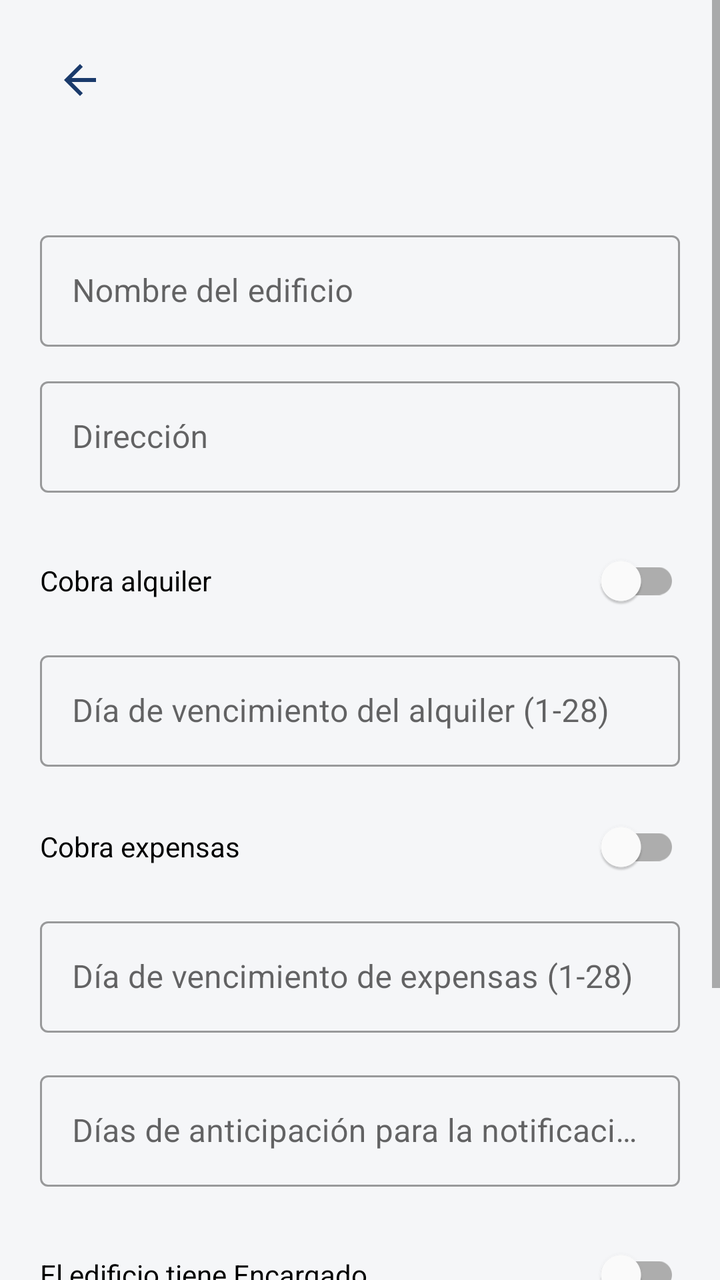
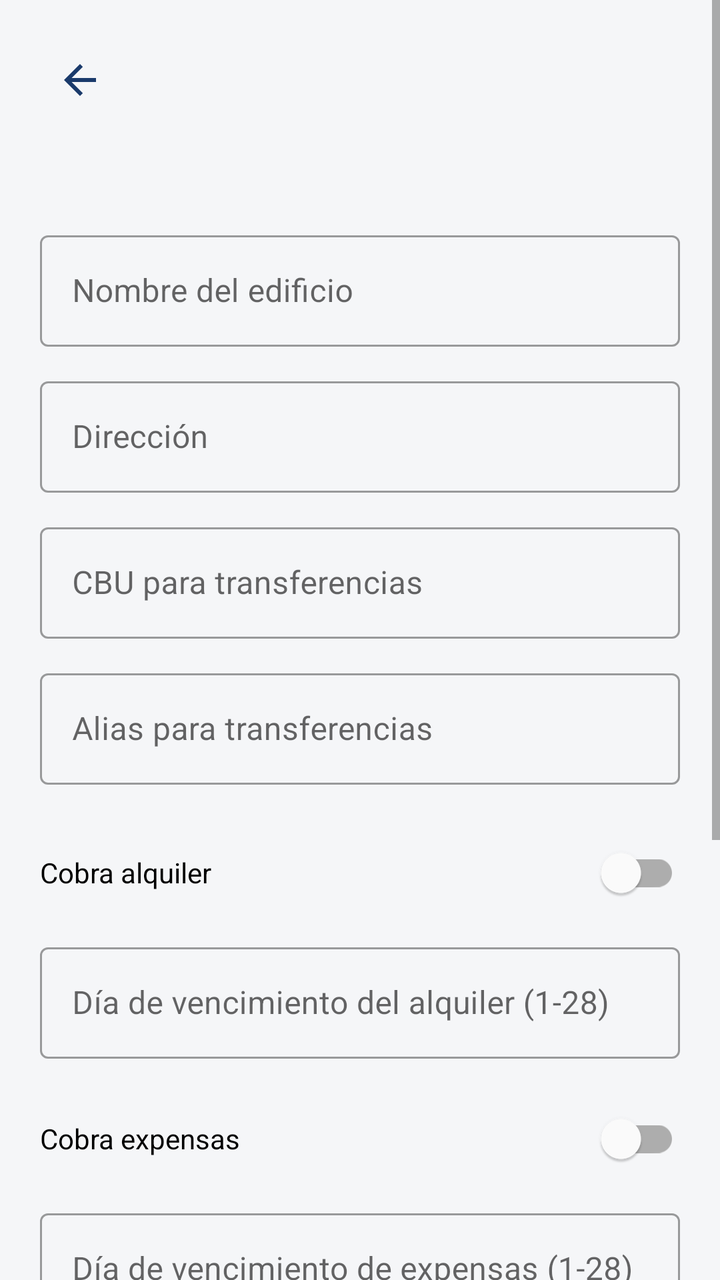

Two renders of the same Android screen: before a commit and after it. Below are the layout's source before the change and the commit's diff.
<!-- AndroidManifest.xml: application theme Theme.ConsorcioTransparente -->
<!-- res/layout/activity_building_config.xml -->
<?xml version="1.0" encoding="utf-8"?>
<ScrollView xmlns:android="http://schemas.android.com/apk/res/android"
    android:layout_width="match_parent"
    android:layout_height="match_parent"
    android:background="@color/background"
    android:fillViewport="true">

    <LinearLayout
        android:layout_width="match_parent"
        android:layout_height="wrap_content"
        android:orientation="vertical"
        android:padding="20dp">

        <ImageButton
            android:id="@+id/buttonBack"
            android:layout_width="40dp"
            android:layout_height="40dp"
            android:layout_gravity="start"
            android:layout_marginBottom="8dp"
            android:background="?attr/selectableItemBackgroundBorderless"
            android:contentDescription="@string/back"
            android:src="@drawable/ic_back"
            android:tint="@color/navy" />

        <TextView
            android:id="@+id/textTitle"
            android:layout_width="wrap_content"
            android:layout_height="wrap_content"
            android:textColor="@color/navy"
            android:textSize="18sp"
            android:textStyle="bold" />

        <com.google.android.material.textfield.TextInputLayout
            android:layout_width="match_parent"
            android:layout_height="wrap_content"
            android:layout_marginTop="20dp"
            style="@style/Widget.MaterialComponents.TextInputLayout.OutlinedBox">

            <com.google.android.material.textfield.TextInputEditText
                android:id="@+id/inputName"
                android:layout_width="match_parent"
                android:layout_height="wrap_content"
                android:hint="@string/building_name_hint" />
        </com.google.android.material.textfield.TextInputLayout>

        <com.google.android.material.textfield.TextInputLayout
            android:layout_width="match_parent"
            android:layout_height="wrap_content"
            android:layout_marginTop="12dp"
            style="@style/Widget.MaterialComponents.TextInputLayout.OutlinedBox">

            <com.google.android.material.textfield.TextInputEditText
                android:id="@+id/inputAddress"
                android:layout_width="match_parent"
                android:layout_height="wrap_content"
                android:hint="@string/building_address_hint" />
        </com.google.android.material.textfield.TextInputLayout>

        <com.google.android.material.switchmaterial.SwitchMaterial
            android:id="@+id/switchChargesRent"
            android:layout_width="match_parent"
            android:layout_height="wrap_content"
            android:layout_marginTop="20dp"
            android:text="@string/building_charges_rent" />

        <com.google.android.material.textfield.TextInputLayout
            android:layout_width="match_parent"
            android:layout_height="wrap_content"
            android:layout_marginTop="8dp"
            style="@style/Widget.MaterialComponents.TextInputLayout.OutlinedBox">

            <com.google.android.material.textfield.TextInputEditText
                android:id="@+id/inputRentDueDay"
                android:layout_width="match_parent"
                android:layout_height="wrap_content"
                android:hint="@string/building_rent_due_day"
                android:inputType="number" />
        </com.google.android.material.textfield.TextInputLayout>

        <com.google.android.material.switchmaterial.SwitchMaterial
            android:id="@+id/switchChargesExpenses"
            android:layout_width="match_parent"
            android:layout_height="wrap_content"
            android:layout_marginTop="16dp"
            android:text="@string/building_charges_expenses" />

        <com.google.android.material.textfield.TextInputLayout
            android:layout_width="match_parent"
            android:layout_height="wrap_content"
            android:layout_marginTop="8dp"
            style="@style/Widget.MaterialComponents.TextInputLayout.OutlinedBox">

            <com.google.android.material.textfield.TextInputEditText
                android:id="@+id/inputExpensesDueDay"
                android:layout_width="match_parent"
                android:layout_height="wrap_content"
                android:hint="@string/building_expenses_due_day"
                android:inputType="number" />
        </com.google.android.material.textfield.TextInputLayout>

        <com.google.android.material.textfield.TextInputLayout
            android:layout_width="match_parent"
            android:layout_height="wrap_content"
            android:layout_marginTop="16dp"
            style="@style/Widget.MaterialComponents.TextInputLayout.OutlinedBox">

            <com.google.android.material.textfield.TextInputEditText
                android:id="@+id/inputReminderDays"
                android:layout_width="match_parent"
                android:layout_height="wrap_content"
                android:hint="@string/building_reminder_days"
                android:inputType="number" />
        </com.google.android.material.textfield.TextInputLayout>

        <com.google.android.material.switchmaterial.SwitchMaterial
            android:id="@+id/switchHasEncargado"
            android:layout_width="match_parent"
            android:layout_height="wrap_content"
            android:layout_marginTop="20dp"
            android:text="@string/building_has_encargado" />

        <com.google.android.material.textfield.TextInputLayout
            android:layout_width="match_parent"
            android:layout_height="wrap_content"
            android:layout_marginTop="16dp"
            style="@style/Widget.MaterialComponents.TextInputLayout.OutlinedBox">

            <com.google.android.material.textfield.TextInputEditText
                android:id="@+id/inputAmenities"
                android:layout_width="match_parent"
                android:layout_height="wrap_content"
                android:hint="@string/building_amenities_hint" />
        </com.google.android.material.textfield.TextInputLayout>

        <ProgressBar
            android:id="@+id/progressBar"
            android:layout_width="wrap_content"
            android:layout_height="wrap_content"
            android:layout_marginTop="16dp"
            android:layout_gravity="center"
            android:visibility="gone" />

        <TextView
            android:id="@+id/textError"
            android:layout_width="match_parent"
            android:layout_height="wrap_content"
            android:layout_marginTop="8dp"
            android:textColor="@color/tag_red_fg"
            android:textSize="12sp"
            android:visibility="gone" />

        <Button
            android:id="@+id/buttonSave"
            android:layout_width="match_parent"
            android:layout_height="wrap_content"
            android:layout_marginTop="16dp"
            android:backgroundTint="@color/navy"
            android:paddingVertical="12dp"
            android:textAllCaps="false" />

    </LinearLayout>
</ScrollView>
<!-- resources referenced by this layout -->
<resources>
  <color name="background">#F5F6F8</color>
  <color name="navy">#1A3A6B</color>
  <color name="tag_red_fg">#991B1B</color>
  <!-- drawable ic_back (drawable) -->
  <?xml version="1.0" encoding="utf-8"?>
  <vector xmlns:android="http://schemas.android.com/apk/res/android"
      android:width="24dp"
      android:height="24dp"
      android:viewportWidth="24"
      android:viewportHeight="24">
      <path
          android:fillColor="#FF000000"
          android:pathData="M20,11H7.83l5.59,-5.59L12,4l-8,8 8,8 1.41,-1.41L7.83,13H20v-2z" />
  </vector>
  <string name="back">Volver</string>
  <string name="building_address_hint">Dirección</string>
  <string name="building_amenities_hint">Espacios comunes, separados por coma (ej. SUM, Parrilla)</string>
  <string name="building_charges_expenses">Cobra expensas</string>
  <string name="building_charges_rent">Cobra alquiler</string>
  <string name="building_expenses_due_day">Día de vencimiento de expensas (1-28)</string>
  <string name="building_has_encargado">El edificio tiene Encargado</string>
  <string name="building_name_hint">Nombre del edificio</string>
  <string name="building_reminder_days">Días de anticipación para la notificación</string>
  <string name="building_rent_due_day">Día de vencimiento del alquiler (1-28)</string>
  <style name="Theme.ConsorcioTransparente" parent="Theme.MaterialComponents.Light.NoActionBar">
          <item name="colorPrimary">@color/navy</item>
          <item name="colorPrimaryDark">@color/navy_dark</item>
          <item name="colorAccent">@color/blue_accent</item>
          <item name="android:windowBackground">@color/background</item>
          <item name="android:statusBarColor" tools:targetApi="l">@color/navy</item>
          <item name="colorTextSecondary">@color/text_secondary</item>
      </style>
  <color name="navy_dark">#0F2647</color>
  <color name="blue_accent">#3B82F6</color>
  <color name="text_secondary">#6B7280</color>
</resources>

<!-- the commit's change to res/layout/activity_building_config.xml (unified diff, before → after) -->
@@ -54,6 +54,33 @@
                 android:layout_width="match_parent"
                 android:layout_height="wrap_content"
                 android:hint="@string/building_address_hint" />
+        </com.google.android.material.textfield.TextInputLayout>
+
+        <com.google.android.material.textfield.TextInputLayout
+            android:layout_width="match_parent"
+            android:layout_height="wrap_content"
+            android:layout_marginTop="12dp"
+            style="@style/Widget.MaterialComponents.TextInputLayout.OutlinedBox">
+
+            <com.google.android.material.textfield.TextInputEditText
+                android:id="@+id/inputCbu"
+                android:layout_width="match_parent"
+                android:layout_height="wrap_content"
+                android:hint="@string/building_cbu_hint"
+                android:inputType="number" />
+        </com.google.android.material.textfield.TextInputLayout>
+
+        <com.google.android.material.textfield.TextInputLayout
+            android:layout_width="match_parent"
+            android:layout_height="wrap_content"
+            android:layout_marginTop="12dp"
+            style="@style/Widget.MaterialComponents.TextInputLayout.OutlinedBox">
+
+            <com.google.android.material.textfield.TextInputEditText
+                android:id="@+id/inputAlias"
+                android:layout_width="match_parent"
+                android:layout_height="wrap_content"
+                android:hint="@string/building_alias_hint" />
         </com.google.android.material.textfield.TextInputLayout>
 
         <com.google.android.material.switchmaterial.SwitchMaterial
<!-- resource entries referenced after the edit -->
@@ -16,7 +16,9 @@
   </vector>
   <string name="back">Volver</string>
   <string name="building_address_hint">Dirección</string>
+  <string name="building_alias_hint">Alias para transferencias</string>
   <string name="building_amenities_hint">Espacios comunes, separados por coma (ej. SUM, Parrilla)</string>
+  <string name="building_cbu_hint">CBU para transferencias</string>
   <string name="building_charges_expenses">Cobra expensas</string>
   <string name="building_charges_rent">Cobra alquiler</string>
   <string name="building_expenses_due_day">Día de vencimiento de expensas (1-28)</string>
